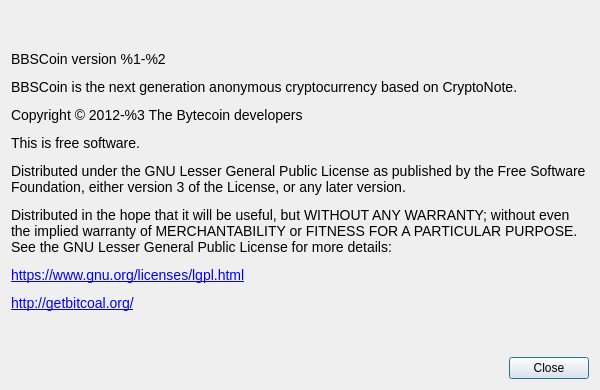
This is src/Gui/Common/AboutDialog.ui in Guerreru/bbscoin-wallet as Qt 5 draws it before an edit. The edited form follows.
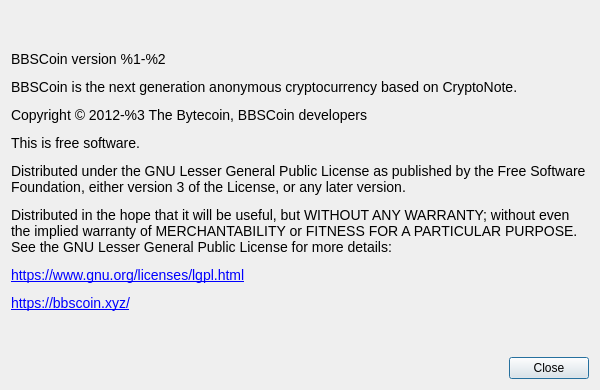
This is the edited form. Custom widgets are drawn as their Qt base class.

Patch:
```diff
--- a/src/Gui/Common/AboutDialog.ui
+++ b/src/Gui/Common/AboutDialog.ui
@@ -41,7 +41,7 @@
       </sizepolicy>
      </property>
      <property name="text">
-      <string>&lt;html&gt;&lt;head/&gt;&lt;body&gt;&lt;p&gt;&lt;span style=&quot; font-family:'Open Sans'; font-size:14px;&quot;&gt;BBSCoin version %1-%2&lt;/span&gt;&lt;/p&gt;&lt;p&gt;&lt;span style=&quot; font-family:'Open Sans'; font-size:14px;&quot;&gt;BBSCoin is the next generation anonymous cryptocurrency based on CryptoNote.&lt;/span&gt;&lt;/p&gt;&lt;p&gt;&lt;span style=&quot; font-family:'Open Sans'; font-size:14px;&quot;&gt;Copyright © 2012-%3 The Bytecoin developers&lt;/span&gt;&lt;/p&gt;&lt;p&gt;&lt;span style=&quot; font-family:'Open Sans'; font-size:14px;&quot;&gt;This is free software.&lt;/span&gt;&lt;/p&gt;&lt;p&gt;&lt;span style=&quot; font-family:'Open Sans'; font-size:14px;&quot;&gt;Distributed under the GNU Lesser General Public License as published by the Free Software Foundation, either version 3 of the License, or any later version.&lt;/span&gt;&lt;/p&gt;&lt;p&gt;&lt;span style=&quot; font-family:'Open Sans'; font-size:14px;&quot;&gt;Distributed in the hope that it will be useful, but WITHOUT ANY WARRANTY; without even the implied warranty of MERCHANTABILITY or FITNESS FOR A PARTICULAR PURPOSE. See the GNU Lesser General Public License for more details:&lt;/span&gt;&lt;/p&gt;&lt;p&gt;&lt;a href=&quot;https://www.gnu.org/licenses/lgpl.html&quot;&gt;&lt;span style=&quot; font-family:'Open Sans'; font-size:14px; text-decoration: underline; color:#0000ff;&quot;&gt;https://www.gnu.org/licenses/lgpl.html&lt;/span&gt;&lt;/a&gt;&lt;/p&gt;&lt;p&gt;&lt;a href=&quot;http://getbitcoal.org/&quot;&gt;&lt;span style=&quot; font-family:'Open Sans'; font-size:14px; text-decoration: underline; color:#0000ff;&quot;&gt;http://getbitcoal.org/&lt;/span&gt;&lt;/a&gt;&lt;/p&gt;&lt;/body&gt;&lt;/html&gt;</string>
+      <string>&lt;html&gt;&lt;head/&gt;&lt;body&gt;&lt;p&gt;&lt;span style=&quot; font-family:'Open Sans'; font-size:14px;&quot;&gt;BBSCoin version %1-%2&lt;/span&gt;&lt;/p&gt;&lt;p&gt;&lt;span style=&quot; font-family:'Open Sans'; font-size:14px;&quot;&gt;BBSCoin is the next generation anonymous cryptocurrency based on CryptoNote.&lt;/span&gt;&lt;/p&gt;&lt;p&gt;&lt;span style=&quot; font-family:'Open Sans'; font-size:14px;&quot;&gt;Copyright © 2012-%3 The Bytecoin, BBSCoin developers&lt;/span&gt;&lt;/p&gt;&lt;p&gt;&lt;span style=&quot; font-family:'Open Sans'; font-size:14px;&quot;&gt;This is free software.&lt;/span&gt;&lt;/p&gt;&lt;p&gt;&lt;span style=&quot; font-family:'Open Sans'; font-size:14px;&quot;&gt;Distributed under the GNU Lesser General Public License as published by the Free Software Foundation, either version 3 of the License, or any later version.&lt;/span&gt;&lt;/p&gt;&lt;p&gt;&lt;span style=&quot; font-family:'Open Sans'; font-size:14px;&quot;&gt;Distributed in the hope that it will be useful, but WITHOUT ANY WARRANTY; without even the implied warranty of MERCHANTABILITY or FITNESS FOR A PARTICULAR PURPOSE. See the GNU Lesser General Public License for more details:&lt;/span&gt;&lt;/p&gt;&lt;p&gt;&lt;a href=&quot;https://www.gnu.org/licenses/lgpl.html&quot;&gt;&lt;span style=&quot; font-family:'Open Sans'; font-size:14px; text-decoration: underline; color:#0000ff;&quot;&gt;https://www.gnu.org/licenses/lgpl.html&lt;/span&gt;&lt;/a&gt;&lt;/p&gt;&lt;p&gt;&lt;a href=&quot;https://bbscoin.xyz/&quot;&gt;&lt;span style=&quot; font-family:'Open Sans'; font-size:14px; text-decoration: underline; color:#0000ff;&quot;&gt;https://bbscoin.xyz/&lt;/span&gt;&lt;/a&gt;&lt;/p&gt;&lt;/body&gt;&lt;/html&gt;</string>
      </property>
      <property name="textFormat">
       <enum>Qt::RichText</enum>
```
